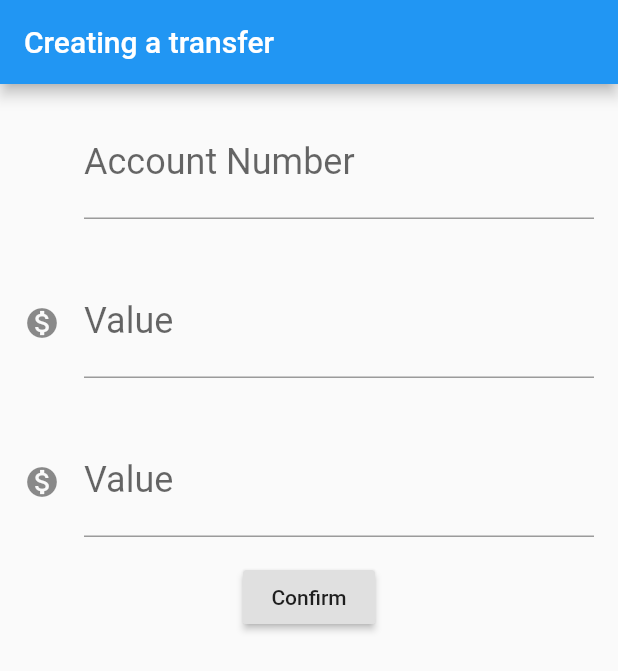
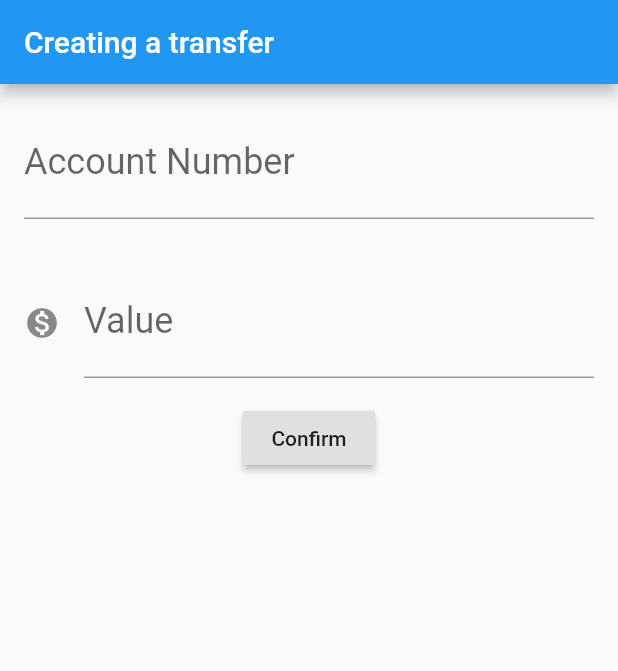
Before and after one commit to caioincau/bytebank, a Flutter app: the screen it shows after launch, on a phone screen of 412 x 824 dp. Shown: the top 671 px of the screen. Run offline on Flutter 3.47's test engine with Material 2 defaults, Android fonts, the phone set to English and light mode, and no system bars.

Commit message:
Refactoring to use Icon instead of IconData

```diff
--- a/lib/main.dart
+++ b/lib/main.dart
@@ -21,21 +21,15 @@ class TransferForm extends StatelessWidget {
         body: Column(
           children: <Widget>[
             Editor(
-                _accountNumberFieldController, 'Account Number', '0000', null),
+              controller: _accountNumberFieldController,
+              label: 'Account Number',
+              hint: '0000',
+            ),
             Editor(
-                _valueFieldController, 'Value', '00.00', Icons.monetization_on),
-            Padding(
-              padding: const EdgeInsets.all(16.0),
-              child: TextField(
-                style: TextStyle(fontSize: 24),
-                controller: _valueFieldController,
-                keyboardType: TextInputType.number,
-                decoration: InputDecoration(
-                  icon: Icon(Icons.monetization_on),
-                  labelText: 'Value',
-                  hintText: '0.00',
-                ),
-              ),
+              controller: _valueFieldController,
+              label: 'Value',
+              hint: '00.00',
+              icon: Icon(Icons.monetization_on),
             ),
             RaisedButton(
               child: Text('Confirm'),
@@ -57,21 +51,26 @@ class TransferForm extends StatelessWidget {
 }
 
 class Editor extends StatelessWidget {
-  final TextEditingController _controller;
-  final String _label;
-  final String _hint;
-  final IconData _icon;
-  Editor(this._controller, this._label, this._hint, this._icon);
+  final TextEditingController controller;
+  final String label;
+  final String hint;
+  final Icon icon;
+  Editor({
+    @required this.controller,
+    @required this.label,
+    @required this.hint,
+    this.icon,
+  });
   @override
   Widget build(BuildContext context) {
     return Padding(
       padding: const EdgeInsets.all(16.0),
       child: TextField(
-        controller: _controller,
+        controller: controller,
         keyboardType: TextInputType.number,
         style: TextStyle(fontSize: 24.0),
-        decoration: InputDecoration(
-            icon: Icon(this._icon), labelText: _label, hintText: _hint),
+        decoration:
+            InputDecoration(icon: icon, labelText: label, hintText: hint),
       ),
     );
   }
```
